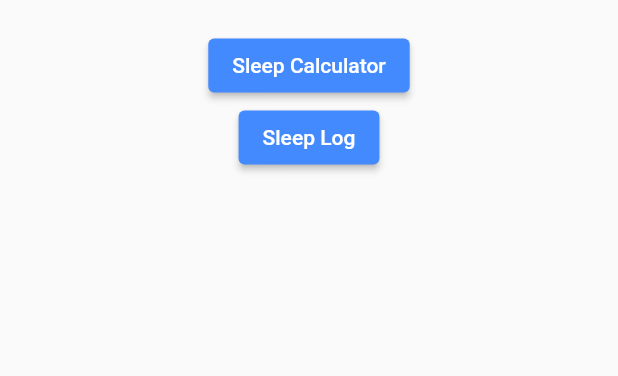
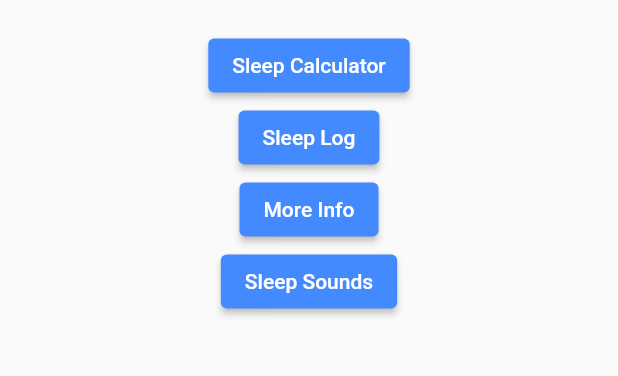
Before and after one commit to Snail51/SweetDreams, a Flutter app: the screen it shows after launch, on a phone screen of 412 x 824 dp, the part 188-564 px from its top. Run offline on Flutter 3.47's test engine with Material 2 defaults, Android fonts, the phone set to English and light mode, and no system bars; our stand-ins replace flutter_rating_bar; missing offline and left inert: time_range_picker.

Commit message:
added sprint 2 page buttons

```diff
--- a/lib/main.dart
+++ b/lib/main.dart
@@ -1,8 +1,9 @@
 import 'package:flutter/material.dart';
-//import 'dreams/views/dreams_component.dart';
 import 'dreams/views/sleep_log.dart';
 import 'database.dart';
 import 'dreams/views/newCalc.dart';
+import 'dreams/views/info_page.dart';
+import 'dreams/views/sounds_page.dart';
 
 void main() {
   WidgetsFlutterBinding.ensureInitialized();
@@ -49,6 +50,24 @@ class MyApp extends StatelessWidget {
                     Navigator.push(context, MaterialPageRoute(builder: (context) => SleepLogPage(database: database)));
                   },
                 ),
+                ElevatedButton(
+                  style: ElevatedButton.styleFrom(
+                      primary: Colors.blueAccent
+                  ),
+                  child: Text('More Info'),
+                  onPressed: () {
+                    Navigator.push(context, MaterialPageRoute(builder: (context) => InfoPage(database: database)));
+                  },
+                ),
+                ElevatedButton(
+                  style: ElevatedButton.styleFrom(
+                      primary: Colors.blueAccent
+                  ),
+                  child: Text('Sleep Sounds'),
+                  onPressed: () {
+                    Navigator.push(context, MaterialPageRoute(builder: (context) => SoundsPage(database: database)));
+                  },
+                ),
               ],
             )
           ),
```
